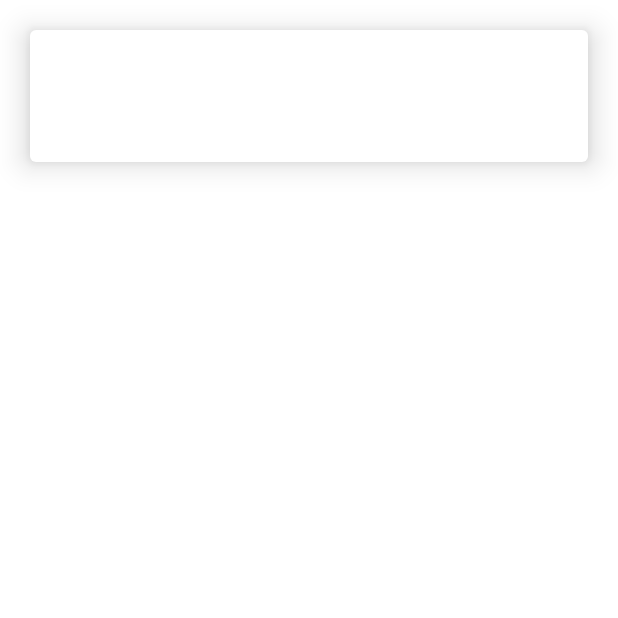
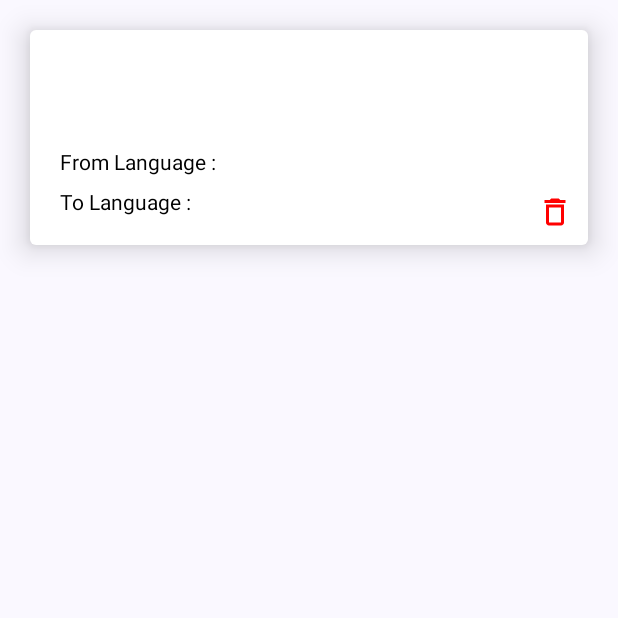
Before and after one commit to D3905133/Translator, an Android app built with Jetpack Compose: the composable CardView called with empty values, on a phone screen of 412 x 824 dp, the top half of it. Run offline under Robolectric (Android 15) with nearby library versions, the phone set to English and light mode, and no system bars; 1 statement that could not run was skipped.

Commit message:
commit 20

```diff
--- a/app/src/main/java/uk/ac/tees/mad/tt/data/local/TranslatedItemsDao.kt
+++ b/app/src/main/java/uk/ac/tees/mad/tt/data/local/TranslatedItemsDao.kt
@@ -1,6 +1,7 @@
 package uk.ac.tees.mad.tt.data.local
 
 import androidx.room.Dao
+import androidx.room.Delete
 import androidx.room.Insert
 import androidx.room.OnConflictStrategy
 import androidx.room.Query
@@ -14,4 +15,7 @@ interface TranslatedItemsDao {
 
     @Insert(onConflict = OnConflictStrategy.REPLACE)
     suspend fun insert(translatedItem: TranslatedItem)
+
+    @Delete
+    suspend fun delete(item: TranslatedItem)
 }
--- a/app/src/main/java/uk/ac/tees/mad/tt/screen/Favorite.kt
+++ b/app/src/main/java/uk/ac/tees/mad/tt/screen/Favorite.kt
@@ -1,25 +1,36 @@
 package uk.ac.tees.mad.tt.screen
 
+import androidx.compose.foundation.background
+import androidx.compose.foundation.clickable
 import androidx.compose.foundation.layout.Box
 import androidx.compose.foundation.layout.Column
 import androidx.compose.foundation.layout.Row
 import androidx.compose.foundation.layout.Spacer
 import androidx.compose.foundation.layout.fillMaxSize
 import androidx.compose.foundation.layout.fillMaxWidth
+import androidx.compose.foundation.layout.height
 import androidx.compose.foundation.layout.padding
 import androidx.compose.foundation.layout.systemBarsPadding
 import androidx.compose.foundation.lazy.LazyColumn
 import androidx.compose.foundation.lazy.items
 import androidx.compose.material.Card
+import androidx.compose.material.Icon
 import androidx.compose.material.Text
+import androidx.compose.material.icons.Icons
+import androidx.compose.material.icons.outlined.ArrowBackIosNew
+import androidx.compose.material.icons.outlined.DeleteOutline
+import androidx.compose.material3.MaterialTheme.colorScheme
 import androidx.compose.runtime.Composable
 import androidx.compose.runtime.LaunchedEffect
 import androidx.compose.runtime.mutableStateOf
 import androidx.compose.runtime.remember
 import androidx.compose.ui.Alignment
 import androidx.compose.ui.Modifier
+import androidx.compose.ui.graphics.Color
 import androidx.compose.ui.platform.LocalContext
+import androidx.compose.ui.text.font.FontWeight
 import androidx.compose.ui.unit.dp
+import androidx.compose.ui.unit.sp
 import androidx.navigation.NavHostController
 import kotlinx.coroutines.delay
 import uk.ac.tees.mad.tt.TranlatorViewmodel
@@ -34,20 +45,35 @@ fun Favorite(viewModel: TranlatorViewmodel, navController: NavHostController) {
         waitingText.value = "No Data Available."
     }
     val savedOffline = viewModel.savedOffline.value
-    Box(modifier = Modifier
-        .fillMaxSize()
-        .systemBarsPadding()){
-        Column(modifier = Modifier
+    Box(
+        modifier = Modifier
             .fillMaxSize()
-            .systemBarsPadding()) {
+            .systemBarsPadding()
+    ) {
+        Column(
+            modifier = Modifier
+                .fillMaxSize()
+                .systemBarsPadding()
+        ) {
+            Row(modifier = Modifier.fillMaxWidth().height(60.dp).background(colorScheme.primary) , verticalAlignment = Alignment.CenterVertically) {
+                Spacer(modifier = Modifier.padding(5.dp))
+                Icon(imageVector = Icons.Outlined.ArrowBackIosNew, contentDescription = "back", tint = Color.White,
+                    modifier = Modifier.clickable {
+                        navController.popBackStack()
+                    })
+                Spacer(modifier = Modifier.padding(10.dp))
+                Text(text = "Favorite", color = Color.White, fontSize = 20.sp)
+            }
             if (savedOffline != null) {
                 LazyColumn {
-                    items(savedOffline) { item->
-                        CardView(item.from, item.result, item.fromLang, item.toLang)
+                    items(savedOffline) { item ->
+                        CardView(item.from, item.result, item.fromLang, item.toLang){
+                            viewModel.deleteFromDatabase(item)
+                        }
                     }
                 }
-            }else{
-                Box(modifier = Modifier.fillMaxSize(), contentAlignment = Alignment.Center){
+            } else {
+                Box(modifier = Modifier.fillMaxSize(), contentAlignment = Alignment.Center) {
                     Text(text = waitingText.value)
                 }
             }
@@ -56,18 +82,33 @@ fun Favorite(viewModel: TranlatorViewmodel, navController: NavHostController) {
 }
 
 @Composable
-fun CardView(from: String, result: String, fromLang: String, toLang: String) {
-    Card(modifier = Modifier
-        .fillMaxWidth()
-        .padding(20.dp), elevation = 12.dp) {
-        Column(modifier = Modifier.padding(20.dp)) {
-            Text(text = from)
-            Text(text = result)
-            Row {
-                Text(text = fromLang)
-                Spacer(modifier = Modifier.weight(1f))
-                Text(text = toLang)
+fun CardView(from: String, result: String, fromLang: String, toLang: String, onDeleteClick:()-> Unit) {
+    Card(
+        modifier = Modifier
+            .fillMaxWidth()
+            .padding(20.dp), elevation = 12.dp
+    ) {
+        Box {
+            Column(modifier = Modifier.padding(20.dp)) {
+                Text(text = from)
+                Spacer(modifier = Modifier.padding(5.dp))
+                Text(text = result, fontWeight = FontWeight.SemiBold, fontSize = 20.sp)
+                Spacer(modifier = Modifier.padding(5.dp))
+                Text(text = "From Language :$fromLang")
+                Spacer(modifier = Modifier.padding(5.dp))
+                Text(text = "To Language :$toLang")
             }
+            Icon(
+                imageVector = Icons.Outlined.DeleteOutline,
+                contentDescription = "delete_content",
+                tint = Color.Red,
+                modifier = Modifier
+                    .align(Alignment.BottomEnd)
+                    .padding(10.dp)
+                    .clickable {
+                        onDeleteClick()
+                    }
+            )
         }
     }
 }
```
Also changed, not shown: app/src/main/java/uk/ac/tees/mad/tt/TranlatorViewmodel.kt (+8 -0 lines), app/src/main/java/uk/ac/tees/mad/tt/screen/Result.kt (+35 -6 lines).
